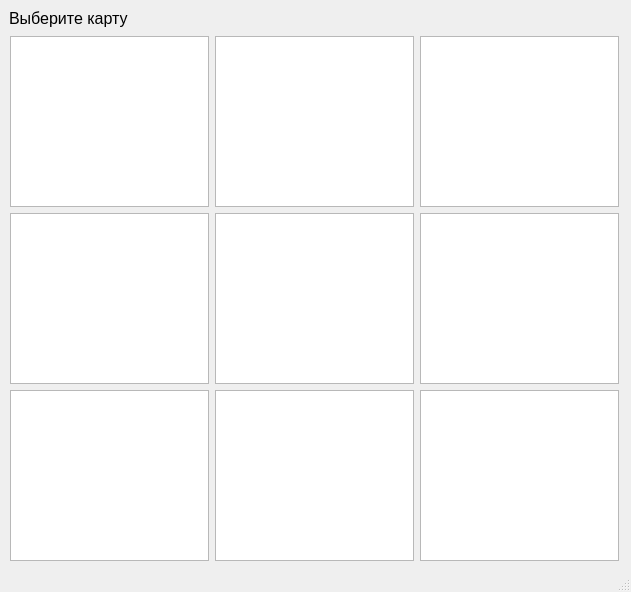
RinaUly/EkzamenDriver, file app/app/gamewindow.ui: the form before one commit.
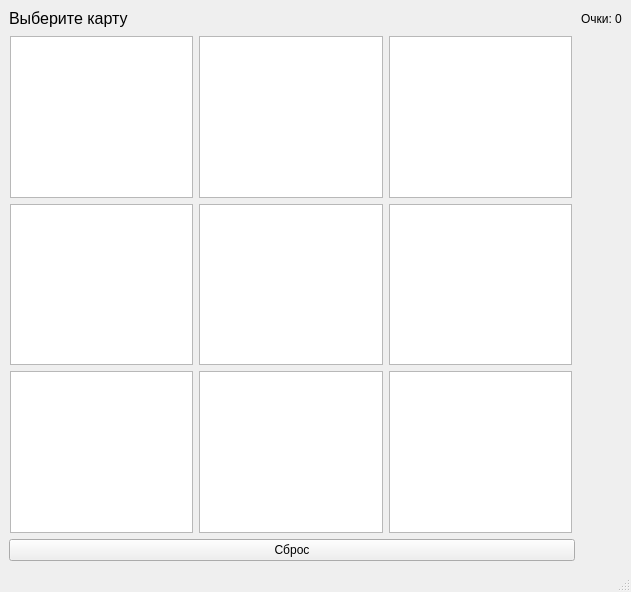
The form after the commit.

Diff of the .ui file:
```diff
--- a/app/app/gamewindow.ui
+++ b/app/app/gamewindow.ui
@@ -67,6 +67,20 @@
       </property>
      </widget>
     </item>
+    <item row="2" column="0">
+     <widget class="QPushButton" name="pushButton">
+      <property name="text">
+       <string>Сброс</string>
+      </property>
+     </widget>
+    </item>
+    <item row="0" column="1">
+     <widget class="QLabel" name="label_2">
+      <property name="text">
+       <string>Очки: 0</string>
+      </property>
+     </widget>
+    </item>
    </layout>
   </widget>
   <widget class="QMenuBar" name="menubar">
```
